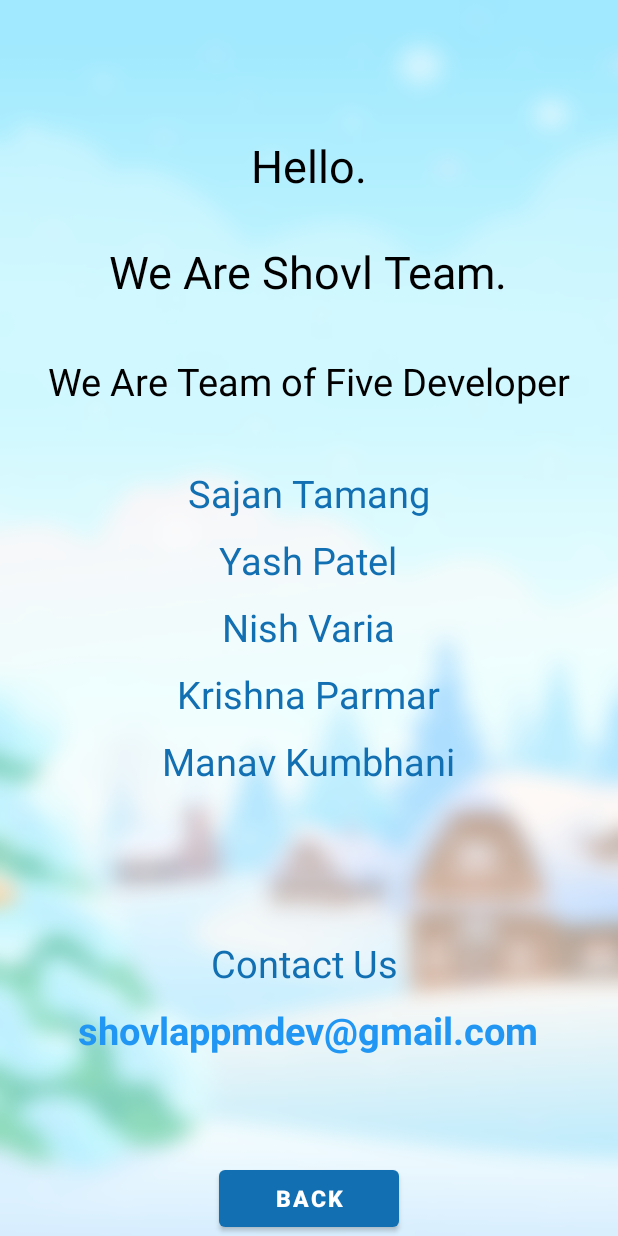
After one commit to stmgs/shovl_android_app_MP, an Android app: the TeamInformationPage screen opened directly, with no data from a screen before it, on a phone screen of 412 x 824 dp. The commit adds this screen. Run offline under Robolectric (Android 15) with nearby library versions, the phone set to English and light mode, and no system bars.

Commit message:
team info page added

```diff
--- a/app/src/main/AndroidManifest.xml
+++ b/app/src/main/AndroidManifest.xml
@@ -8,37 +8,41 @@
         android:allowBackup="true"
         android:icon="@mipmap/ic_launcher"
         android:label="@string/app_name"
-        android:usesCleartextTraffic="true"
         android:roundIcon="@mipmap/ic_launcher_round"
         android:supportsRtl="true"
-        android:theme="@style/Theme.Shovl_android">
+        android:theme="@style/Theme.Shovl_android"
+        android:usesCleartextTraffic="true">
+        <activity
+            android:name=".TeamInformationPage"
+            android:exported="false" />
 
         <service
             android:name=".service.MessagingService"
-            android:permission="com.google.android.c2dm.permission.SEND"
-            android:exported="false">
+            android:exported="false"
+            android:permission="com.google.android.c2dm.permission.SEND">
             <intent-filter>
                 <action android:name="com.google.firebase.MESSAGING_EVENT" />
                 <action android:name="com.google.android.c2dm.intent.RECEIVE" />
             </intent-filter>
         </service>
+
         <activity
             android:name=".HomeActivity"
             android:exported="false"
             android:screenOrientation="locked"
-            android:windowSoftInputMode="adjustResize"/>
+            android:windowSoftInputMode="adjustResize" />
         <activity
             android:name=".ForgotPasswordActivity"
             android:exported="false"
-            android:windowSoftInputMode="adjustResize"/>
+            android:windowSoftInputMode="adjustResize" />
         <activity
             android:name=".BiddingActivity"
             android:exported="false"
-            android:windowSoftInputMode="adjustResize"/>
+            android:windowSoftInputMode="adjustResize" />
         <activity
             android:name=".EditProfile"
             android:exported="false"
-            android:windowSoftInputMode="adjustResize"/>
+            android:windowSoftInputMode="adjustResize" />
         <activity
             android:name=".PaymentActivity"
             android:exported="true"
@@ -46,7 +50,6 @@
         <activity
             android:name=".ConfirmShovelerActivity"
             android:exported="false" />
-
         <activity
             android:name=".ActivityDetails"
             android:exported="false" />
@@ -69,7 +72,6 @@
             <!-- android:theme="@style/SplashTheme"> -->
 
         </activity>
-
     </application>
 
 </manifest>
--- a/app/src/main/java/com/example/shovl_android/ConfirmShovelerActivity.kt
+++ b/app/src/main/java/com/example/shovl_android/ConfirmShovelerActivity.kt
@@ -8,4 +8,7 @@ class ConfirmShovelerActivity : AppCompatActivity() {
         super.onCreate(savedInstanceState)
         setContentView(R.layout.activity_confirm_shoveler)
     }
+
+
+
 }
--- a/app/src/main/java/com/example/shovl_android/Splashscreen.kt
+++ b/app/src/main/java/com/example/shovl_android/Splashscreen.kt
@@ -19,7 +19,14 @@ class Splashscreen : AppCompatActivity() {
         setContentView(binding.root)
         preferenceMangager = PreferenceMangager(applicationContext)
 
-        if (preferenceMangager.getBoolean(ShovlConstants.KEY_IS_SIGNED_IN)){
+
+
+        binding.btnInfo.setOnClickListener {
+            startActivity(Intent(this, TeamInformationPage::class.java))
+        }
+        Handler().postDelayed({
+
+            if (preferenceMangager.getBoolean(ShovlConstants.KEY_IS_SIGNED_IN)){
                 val intent = Intent(this, HomeActivity::class.java)
                 intent.flags = Intent.FLAG_ACTIVITY_NEW_TASK or Intent.FLAG_ACTIVITY_CLEAR_TASK
                 startActivity(intent)
@@ -30,5 +37,10 @@ class Splashscreen : AppCompatActivity() {
                 startActivity(intent)
             }
 
+        }, 5000)
+
+
+
+
     }
 }
--- /dev/null
+++ b/app/src/main/java/com/example/shovl_android/TeamInformationPage.java
@@ -0,0 +1,35 @@
+package com.example.shovl_android;
+
+import androidx.appcompat.app.AppCompatActivity;
+
+import android.content.Intent;
+import android.os.Bundle;
+import android.view.View;
+import android.widget.Button;
+
+public class TeamInformationPage extends AppCompatActivity {
+
+
+    Button backbtn;
+
+    @Override
+    protected void onCreate(Bundle savedInstanceState) {
+        super.onCreate(savedInstanceState);
+        setContentView(R.layout.activity_team_information_page);
+
+         backbtn=(Button) findViewById(R.id.backbtn);
+
+        backbtn.setOnClickListener(new View.OnClickListener() {
+            @Override
+            public void onClick(View view) {
+
+                Intent intent = new Intent(getApplicationContext(),Splashscreen.class);
+                startActivity(intent);
+
+
+            }
+        });
+
+    }
+
+}
--- a/app/src/main/res/layout/activity_splashscreen.xml
+++ b/app/src/main/res/layout/activity_splashscreen.xml
@@ -16,19 +16,21 @@
         android:layout_centerInParent="true"
         android:src="@drawable/shovl_logo" />
 
-    <TextView
+    <Button
         android:layout_width="420dp"
         android:layout_height="35dp"
         android:layout_below="@+id/img_shovl_logo"
-        android:layout_centerHorizontal="true"
+        android:layout_centerInParent="true"
         android:layout_marginTop="282dp"
+        android:layout_marginBottom="20dp"
         android:backgroundTint="#FFFFFF"
+        android:gravity="center"
         android:text="Developed By Team Shovl"
+        android:id="@+id/btn_info"
         android:textColor="@color/black"
-        android:textSize="14sp"
-        android:layout_centerInParent="true"
-        android:gravity="center"
-        android:layout_marginBottom="20dp"/>
+        android:textSize="14sp" />
+
+
 
 </RelativeLayout>
 
--- /dev/null
+++ b/app/src/main/res/layout/activity_team_information_page.xml
@@ -0,0 +1,137 @@
+<?xml version="1.0" encoding="utf-8"?>
+<RelativeLayout xmlns:android="http://schemas.android.com/apk/res/android"
+    xmlns:app="http://schemas.android.com/apk/res-auto"
+    xmlns:tools="http://schemas.android.com/tools"
+    android:layout_width="match_parent"
+    android:layout_height="match_parent"
+    tools:context=".TeamInformationPage"
+    android:background="@drawable/login_signup_background">
+
+    <TextView
+        android:layout_width="wrap_content"
+        android:layout_height="wrap_content"
+        android:text="Hello."
+        android:textSize="30dp"
+        android:textColor="@color/black"
+        android:layout_centerHorizontal="true"
+        android:layout_marginTop="90dp"
+        android:id="@+id/hello">
+    </TextView>
+
+    <TextView
+        android:layout_width="wrap_content"
+        android:layout_height="wrap_content"
+        android:text="We Are Shovl Team."
+        android:textSize="30dp"
+        android:textColor="@color/black"
+        android:layout_centerHorizontal="true"
+        android:layout_marginTop="30dp"
+        android:id="@+id/shovl"
+        android:layout_below="@id/hello">
+    </TextView>
+
+    <TextView
+        android:id="@+id/team"
+        android:layout_width="wrap_content"
+        android:layout_height="wrap_content"
+        android:layout_below="@id/shovl"
+        android:layout_centerHorizontal="true"
+        android:layout_marginTop="35dp"
+        android:text="We Are Team of Five Developer"
+        android:textColor="@color/black"
+        android:textSize="25dp"></TextView>
+
+    <TextView
+        android:id="@+id/sajan"
+        android:layout_width="wrap_content"
+        android:layout_height="wrap_content"
+        android:layout_below="@id/team"
+        android:layout_centerHorizontal="true"
+        android:layout_marginTop="40dp"
+        android:text="Sajan Tamang"
+        android:textColor="@color/primaryColor"
+        android:textSize="25dp"></TextView>
+    <TextView
+        android:layout_width="wrap_content"
+        android:layout_height="wrap_content"
+        android:text="Yash Patel"
+        android:textSize="25dp"
+        android:textColor="@color/primaryColor"
+        android:layout_centerHorizontal="true"
+        android:layout_marginTop="10dp"
+        android:id="@+id/yash"
+        android:layout_below="@id/sajan">
+    </TextView>
+    <TextView
+        android:layout_width="wrap_content"
+        android:layout_height="wrap_content"
+        android:text="Nish Varia"
+        android:textSize="25dp"
+        android:textColor="@color/primaryColor"
+        android:layout_centerHorizontal="true"
+        android:layout_marginTop="10dp"
+        android:id="@+id/nish"
+        android:layout_below="@id/yash">
+    </TextView>
+    <TextView
+        android:layout_width="wrap_content"
+        android:layout_height="wrap_content"
+        android:text="Krishna Parmar"
+        android:textSize="25dp"
+        android:textColor="@color/primaryColor"
+        android:layout_centerHorizontal="true"
+        android:layout_marginTop="10dp"
+        android:id="@+id/krishna"
+        android:layout_below="@id/nish">
+    </TextView>
+    <TextView
+        android:layout_width="wrap_content"
+        android:layout_height="wrap_content"
+        android:text="Manav Kumbhani"
+        android:textSize="25dp"
+        android:textColor="@color/primaryColor"
+        android:layout_centerHorizontal="true"
+        android:layout_marginTop="10dp"
+        android:id="@+id/manav"
+        android:layout_below="@id/krishna">
+    </TextView>
+
+    <TextView
+        android:id="@+id/contactus"
+        android:layout_width="wrap_content"
+        android:layout_height="wrap_content"
+        android:layout_below="@id/manav"
+        android:layout_centerHorizontal="true"
+        android:layout_marginTop="100dp"
+        android:text="Contact Us "
+        android:textColor="@color/primaryColor"
+        android:textSize="25dp"></TextView>
+    <TextView
+        android:layout_width="wrap_content"
+        android:layout_height="wrap_content"
+        android:text="shovlappmdev@gmail.com"
+        android:textSize="25dp"
+        android:textColor="#2196F3"
+        android:layout_centerHorizontal="true"
+        android:layout_marginTop="10dp"
+        android:textStyle="bold"
+        android:id="@+id/email"
+        android:layout_below="@id/contactus">
+    </TextView>
+
+    <Button
+        android:id="@+id/backbtn"
+        android:layout_width="120dp"
+        android:layout_height="50dp"
+        android:layout_centerHorizontal="true"
+        android:layout_below="@+id/email"
+        android:layout_marginTop="70dp"
+        android:text="BACK"
+        android:textSize="15dp"
+        android:textStyle="bold">
+    </Button>
+
+
+
+
+</RelativeLayout>
```
